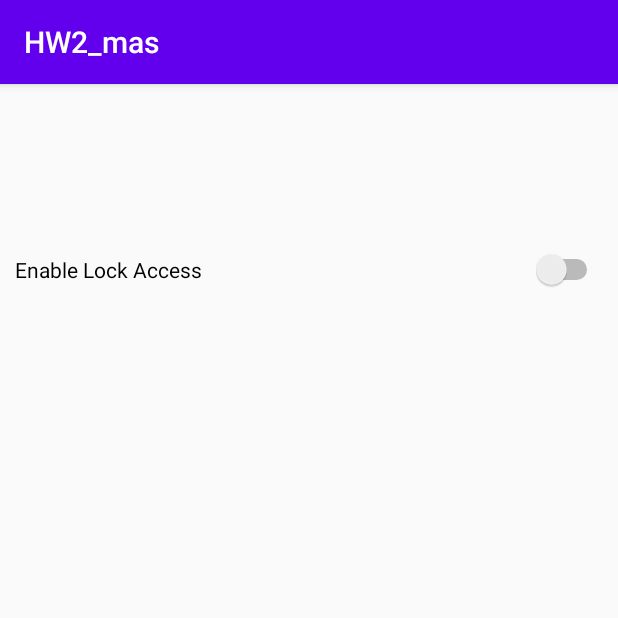
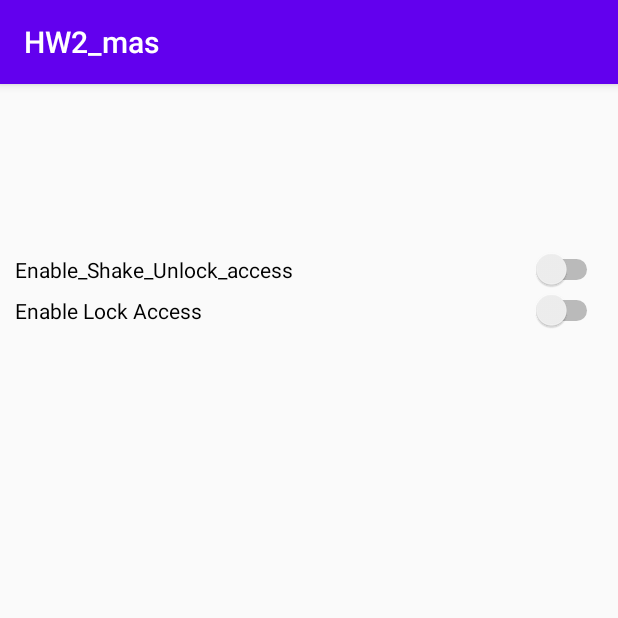
Before and after one commit to MahdiHma/HW2_mas, an Android app: the screen it shows after launch (MainActivity), on a phone screen of 412 x 824 dp, the top half of it. Run offline under Robolectric (Android 15) with nearby library versions, the phone set to English and light mode, and no system bars.

Commit message:
shaking completely debugged

```diff
--- a/app/src/main/AndroidManifest.xml
+++ b/app/src/main/AndroidManifest.xml
@@ -3,6 +3,7 @@
     package="com.example.hw2_mas">
 
     <uses-permission android:name="android.permission.VIBRATE" />
+    <uses-permission android:name="android.permission.WAKE_LOCK" />
     <application
         android:allowBackup="true"
         android:icon="@mipmap/ic_launcher"
--- a/app/src/main/java/com/example/hw2_mas/MainActivity.java
+++ b/app/src/main/java/com/example/hw2_mas/MainActivity.java
@@ -4,6 +4,7 @@ import androidx.annotation.Nullable;
 import androidx.appcompat.app.AppCompatActivity;
 
 import android.app.Activity;
+import android.app.ActivityManager;
 import android.app.admin.DevicePolicyManager;
 import android.content.ComponentName;
 import android.content.Context;
@@ -11,6 +12,7 @@ import android.content.Intent;
 import android.os.Bundle;
 import android.text.TextUtils;
 import android.util.Log;
+import android.view.LayoutInflater;
 import android.view.View;
 import android.widget.CompoundButton;
 import android.widget.LinearLayout;
@@ -19,31 +21,43 @@ import android.widget.TextView;
 import android.widget.Toast;
 
 import java.io.Serializable;
+import java.util.EventListener;
 
 public class MainActivity extends AppCompatActivity {
     private Switch swEnableLock;
     private Switch swLockService;
+    private Switch swShakeUnlock;
+
     private LinearLayout llLockService;
+
     private TextView etAngle;
+
     static final int RESULT_ENABLE = 1;
+
     DevicePolicyManager deviceManger;
+
     ComponentName compName;
+
     private Intent serviceIntent;
-
+    private Intent shakeDetectorIntent;
 
     @Override
     protected void onCreate(Bundle savedInstanceState) {
-        Log.i("created","act");
+        Log.i("created", "act");
         super.onCreate(savedInstanceState);
         setContentView(R.layout.activity_main);
+        swShakeUnlock = findViewById(R.id.sw_enable_shake_unlock_access);
         swEnableLock = findViewById(R.id.sw_enable_lock_access);
         swLockService = findViewById(R.id.sw_enable_lock_service);
         llLockService = findViewById(R.id.ll_lockService);
         etAngle = findViewById(R.id.et_angle);
         deviceManger = (DevicePolicyManager) getSystemService(Context.DEVICE_POLICY_SERVICE);
         serviceIntent = new Intent(this, FlatDetectorService.class);
+        shakeDetectorIntent = new Intent(this, ShakeDetectorService.class);
         compName = new ComponentName(this, DeviceAdmin.class);
         boolean active = deviceManger.isAdminActive(compName);
+        boolean isShakeActive = isMyServiceRunning(ShakeDetectorService.class);
+        swShakeUnlock.setChecked(isShakeActive);
         swEnableLock.setChecked(active);
         if (active) {
             llLockService.setVisibility(View.VISIBLE);
@@ -51,16 +65,33 @@ public class MainActivity extends AppCompatActivity {
             llLockService.setVisibility(View.GONE);
         }
 
+        swShakeUnlock.setOnCheckedChangeListener(new CompoundButton.OnCheckedChangeListener() {
+            @Override
+            public void onCheckedChanged(CompoundButton compoundButton, boolean isChecked) {
+                if (isChecked) {
+                    startService(shakeDetectorIntent);
+                    Log.i("sssssss","sssss");
+//                    Toast.makeText(, "ssssssss", Toast.LENGTH_LONG).show();
+                } else {
+                    Log.i("nnnnnnnn","snnnnnnnnnnnnnnnns");
+                    stopService(shakeDetectorIntent);
+                }
+            }
+        });
+
         swEnableLock.setOnCheckedChangeListener(new CompoundButton.OnCheckedChangeListener() {
             @Override
             public void onCheckedChanged(CompoundButton buttonView, boolean isChecked) {
                 boolean active = deviceManger.isAdminActive(compName);
                 if (isChecked && !active) {
+                    stopService(shakeDetectorIntent);
                     Intent intent = new Intent(DevicePolicyManager.ACTION_ADD_DEVICE_ADMIN);
                     intent.putExtra(DevicePolicyManager.EXTRA_DEVICE_ADMIN, compName);
                     intent.putExtra(DevicePolicyManager.EXTRA_ADD_EXPLANATION, "You should enable the app!");
                     startActivityForResult(intent, RESULT_ENABLE);
                 } else if (active) {
+                    stopService(shakeDetectorIntent);
+
                     stopService(serviceIntent);
                     deviceManger.removeActiveAdmin(compName);
                     swLockService.setChecked(false);
@@ -71,15 +102,14 @@ public class MainActivity extends AppCompatActivity {
         swLockService.setOnCheckedChangeListener(new CompoundButton.OnCheckedChangeListener() {
             @Override
             public void onCheckedChanged(CompoundButton buttonView, boolean isChecked) {
-                Log.i("sw_lock","changed"+isChecked);
+                Log.i("sw_lock", "changed" + isChecked);
                 if (isChecked) {
-                    if(!TextUtils.isEmpty(etAngle.getText())){
+                    if (!TextUtils.isEmpty(etAngle.getText())) {
                         int lockAngle = Integer.parseInt(etAngle.getText().toString());
-                        serviceIntent.putExtra("lockAngle",lockAngle);
+                        serviceIntent.putExtra("lockAngle", lockAngle);
                     }
                     startService(serviceIntent);
-                }
-                else{
+                } else {
                     stopService(serviceIntent);
                 }
             }
@@ -101,8 +131,18 @@ public class MainActivity extends AppCompatActivity {
                     Toast.makeText(getApplicationContext(), "Failed!",
                             Toast.LENGTH_SHORT).show();
                 }
-                return;
         }
     }
 
+    private boolean isMyServiceRunning(Class<?> serviceClass) {
+        ActivityManager manager = (ActivityManager) getSystemService(Context.ACTIVITY_SERVICE);
+        assert manager != null;
+        for (ActivityManager.RunningServiceInfo service : manager.getRunningServices(Integer.MAX_VALUE)) {
+            if (serviceClass.getName().equals(service.service.getClassName())) {
+                return true;
+            }
+        }
+        return false;
+    }
+
 }
--- a/app/src/main/java/com/example/hw2_mas/ShakeDetectorSensor.java
+++ b/app/src/main/java/com/example/hw2_mas/ShakeDetectorSensor.java
@@ -9,6 +9,7 @@ import android.os.Build;
 import android.os.PowerManager;
 import android.os.VibrationEffect;
 import android.os.Vibrator;
+import android.util.Log;
 import android.widget.Toast;
 
 public class ShakeDetectorSensor implements SensorEventListener {
@@ -16,7 +17,6 @@ public class ShakeDetectorSensor implements SensorEventListener {
     private SensorManager shakeManager;
     private Context context;
     private Sensor shakeSensor;
-    private float threshold = 25;
     private float currentAcceleration;
     private float lastAcceleration;
 
@@ -34,7 +34,9 @@ public class ShakeDetectorSensor implements SensorEventListener {
         float x = sensorEvent.values[0];
         float y = sensorEvent.values[1];
         float z = sensorEvent.values[2];
+        Log.d("dd" , accelerationReport());
         currentAcceleration = (float) Math.sqrt(x * x + y * y + z * z);
+        float threshold = 20f;
         if (currentAcceleration - lastAcceleration > threshold) {
             if (Build.VERSION.SDK_INT >= Build.VERSION_CODES.O) {
                 vibrator.vibrate(VibrationEffect.createOneShot(400, VibrationEffect.DEFAULT_AMPLITUDE));
@@ -75,7 +77,7 @@ public class ShakeDetectorSensor implements SensorEventListener {
         assert powerManager != null;
         PowerManager.WakeLock wakeLock = powerManager.newWakeLock(PowerManager.FULL_WAKE_LOCK |
                 PowerManager.ACQUIRE_CAUSES_WAKEUP | PowerManager.ON_AFTER_RELEASE,"appname::WakeLock");
-        wakeLock.acquire(5000 /*10 minutes*/);
+        wakeLock.acquire();
         wakeLock.release();
     }
 }
--- a/app/src/main/res/layout/activity_main.xml
+++ b/app/src/main/res/layout/activity_main.xml
@@ -17,6 +17,22 @@
         app:layout_constraintStart_toStartOf="parent"
         android:padding="10dp"
         app:layout_constraintTop_toTopOf="parent">
+
+        <Switch
+            android:id="@+id/sw_enable_shake_unlock_access"
+            android:layout_width="match_parent"
+            android:layout_height="wrap_content"
+            android:layout_weight="1"
+            android:text="Enable_Shake_Unlock_access" />
+<!--        <LinearLayout-->
+<!--            android:layout_width="match_parent"-->
+<!--            android:layout_height="wrap_content"-->
+<!--            >-->
+<!--            <Switch-->
+<!--                android:id="@+id/sw_enable_shake_unlock_service"-->
+<!--                android:layout_width="match_parent"-->
+<!--                android:layout_height="wrap_content"/>-->
+<!--        </LinearLayout>-->
 
         <Switch
             android:id="@+id/sw_enable_lock_access"
```
Also changed, not shown: app/src/main/java/com/example/hw2_mas/ShakeDetectorService.java (+7 -0 lines).
